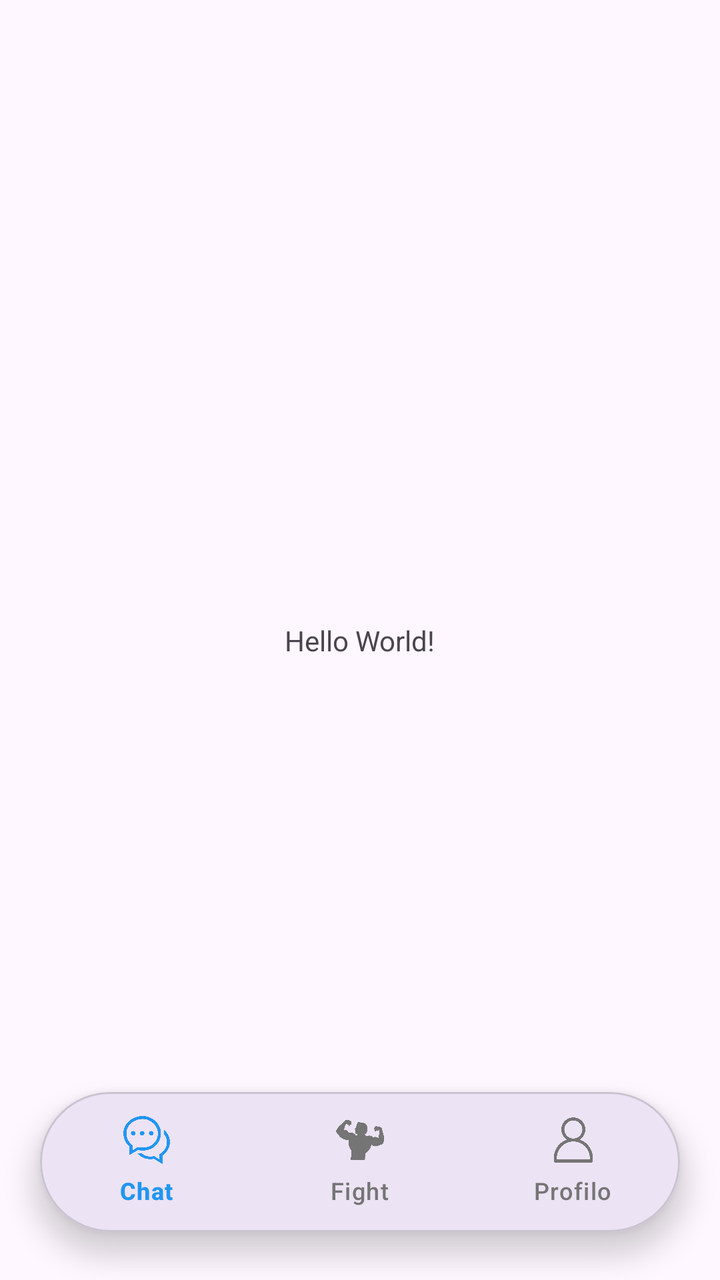
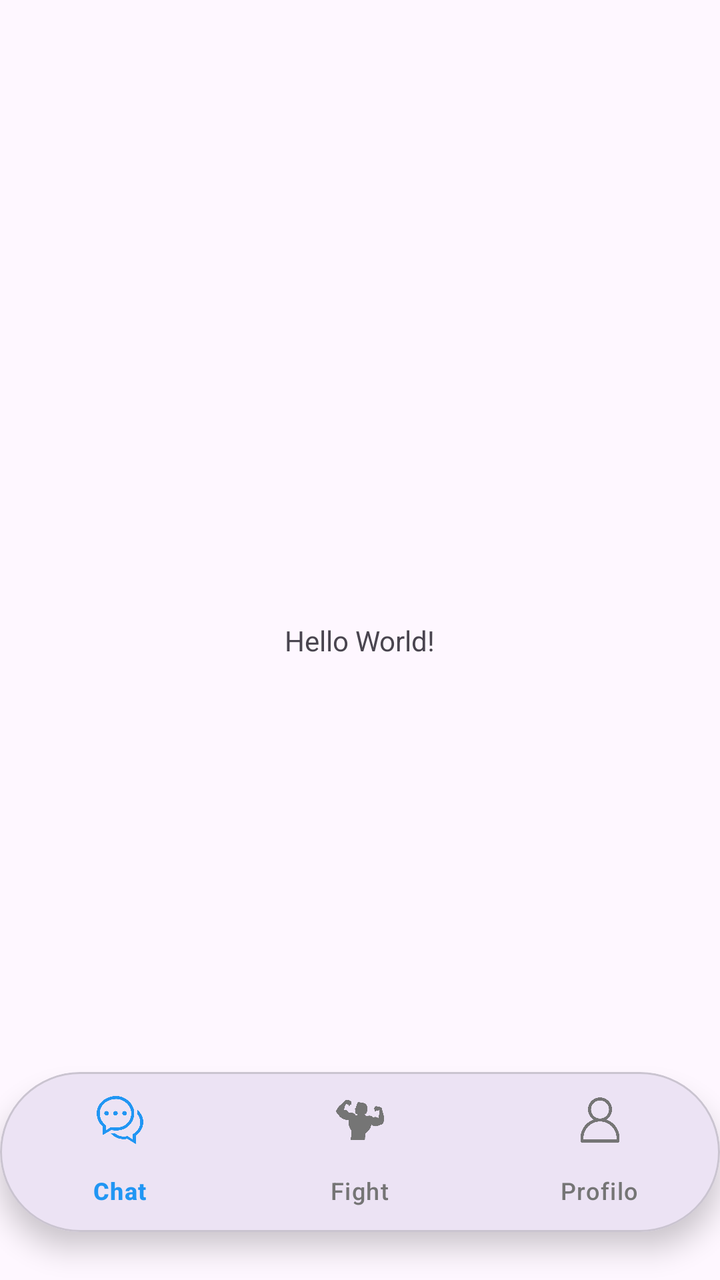

The first picture is an Android layout as it rendered before a commit; the second is the same layout after the commit. The layout source and the unified diff follow.
<!-- AndroidManifest.xml: application theme Theme.FightHub -->
<!-- res/layout/activity_main.xml -->
<?xml version="1.0" encoding="utf-8"?>
<androidx.constraintlayout.widget.ConstraintLayout xmlns:android="http://schemas.android.com/apk/res/android"
    xmlns:app="http://schemas.android.com/apk/res-auto"
    xmlns:tools="http://schemas.android.com/tools"
    android:id="@+id/main"
    android:layout_width="match_parent"
    android:layout_height="match_parent"
    tools:context=".MainActivity">

    <TextView
        android:layout_width="wrap_content"
        android:layout_height="wrap_content"
        android:text="Hello World!"
        app:layout_constraintBottom_toBottomOf="parent"
        app:layout_constraintEnd_toEndOf="parent"
        app:layout_constraintStart_toStartOf="parent"
        app:layout_constraintTop_toTopOf="parent" />

    <androidx.fragment.app.FragmentContainerView
        android:id="@+id/fragment_main_container"
        android:layout_width="match_parent"
        android:layout_height="match_parent"
        app:layout_constraintBottom_toBottomOf="parent"
        app:layout_constraintEnd_toEndOf="parent"
        app:layout_constraintStart_toStartOf="parent"
        app:layout_constraintTop_toTopOf="parent" />

    <com.google.android.material.card.MaterialCardView
        android:id="@+id/nav_card"
        android:layout_width="wrap_content"
        android:layout_height="wrap_content"
        android:layout_marginBottom="24dp"
        app:cardCornerRadius="40dp"
        app:cardElevation="8dp"
        app:layout_constraintBottom_toBottomOf="parent"
        app:layout_constraintEnd_toEndOf="parent"
        app:layout_constraintStart_toStartOf="parent">

        <com.google.android.material.bottomnavigation.BottomNavigationView
            android:id="@+id/bottom_navigation"
            android:layout_width="320dp"
            android:layout_height="70dp"
            android:background="@android:color/transparent"
            app:elevation="0dp"
            app:menu="@menu/bottom_nav_menu"
            app:labelVisibilityMode="labeled"
            app:itemIconTint="@color/nav_item_selettore_colore"
            app:itemTextColor="@color/nav_item_selettore_colore" />

    </com.google.android.material.card.MaterialCardView>

</androidx.constraintlayout.widget.ConstraintLayout>
<!-- resources referenced by this layout -->
<resources>
  <style name="Theme.FightHub" parent="Base.Theme.FightHub" />
  <style name="Base.Theme.FightHub" parent="Theme.Material3.DayNight.NoActionBar">
          
          
      </style>
</resources>

<!-- the commit's change to res/layout/activity_main.xml (unified diff, before → after) -->
@@ -38,8 +38,8 @@
 
         <com.google.android.material.bottomnavigation.BottomNavigationView
             android:id="@+id/bottom_navigation"
-            android:layout_width="320dp"
-            android:layout_height="70dp"
+            android:layout_width="match_parent"
+            android:layout_height="match_parent"
             android:background="@android:color/transparent"
             app:elevation="0dp"
             app:menu="@menu/bottom_nav_menu"
